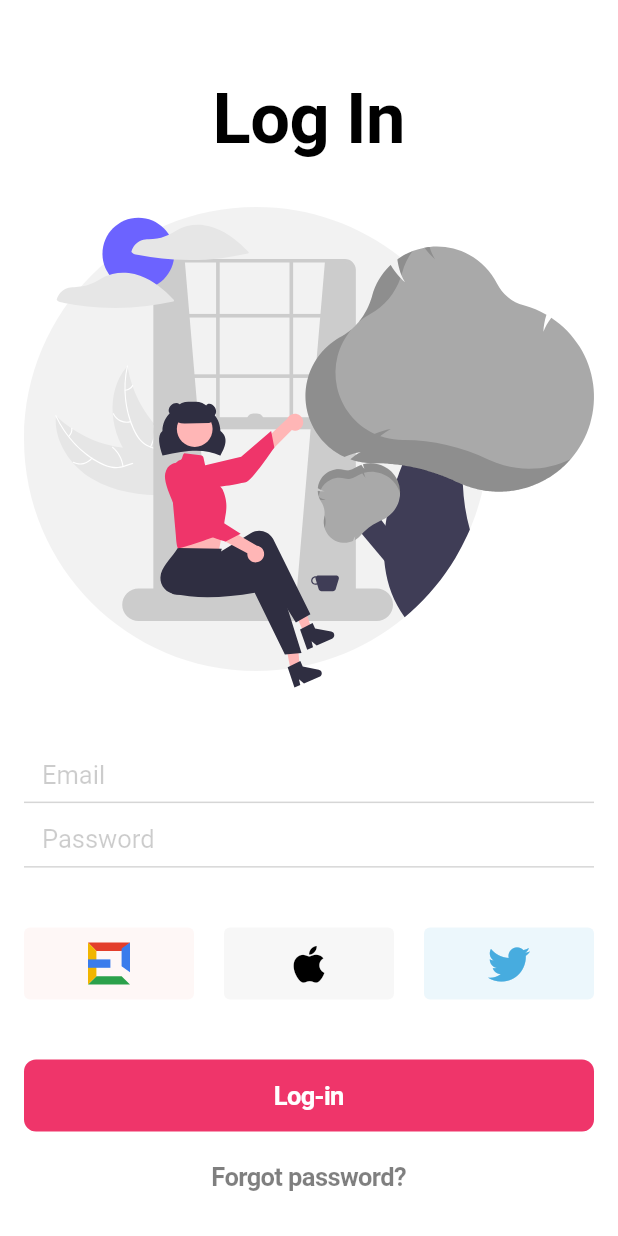
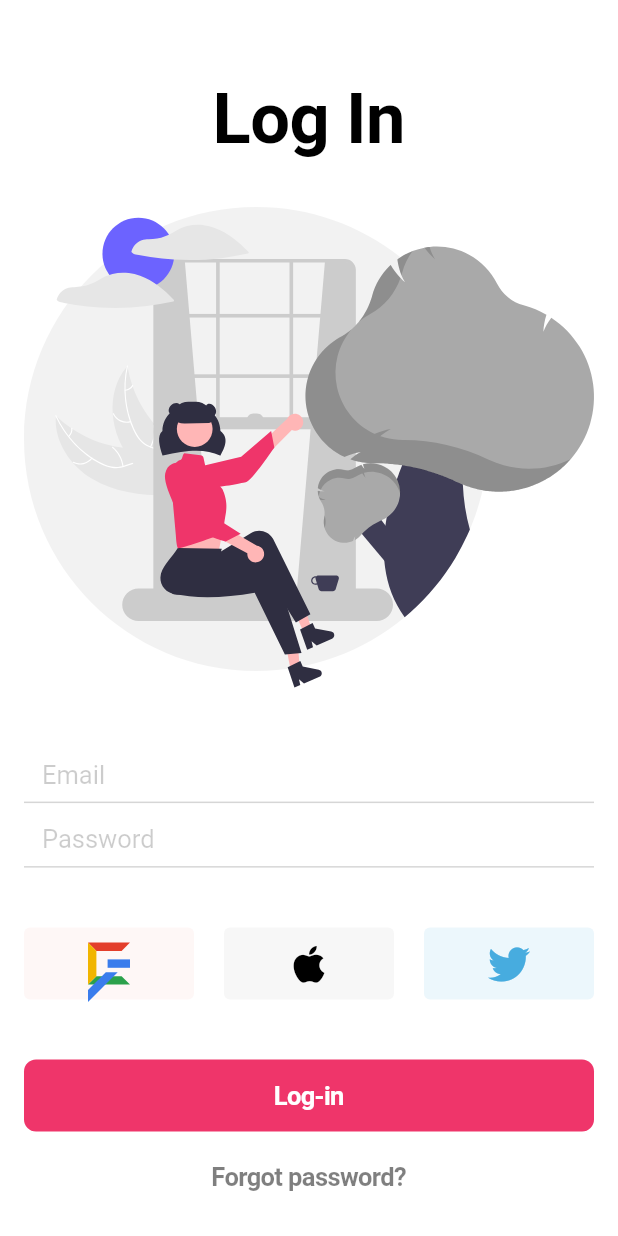
Before and after one commit to vise-maps/app, a Flutter app: the screen it shows after launch, after a tap on "Log-in", on a phone screen of 412 x 824 dp. Run offline on Flutter 3.47's test engine with Material 2 defaults, Android fonts, the phone set to English and light mode, and no system bars; our stand-ins replace firebase_auth, firebase_core, firebase_storage; missing offline and left inert: dart:html, firebase_auth_platform_interface, window_manager; accounts and stored records are empty.

Commit message:
Google Social button update

```diff
--- a/lib/social_button.dart
+++ b/lib/social_button.dart
@@ -147,7 +147,7 @@ class GoogleButton extends SocialButton<GoogleAuthProvider> {
 						width: size,
 						height: size,
 						decoration: BoxDecoration(
-							shape: BoxShape.circle,
+							borderRadius: BorderRadius.circular(size / 2),
 							border: Border(
 								bottom: BorderSide(
 									color: Color(0xff2ba14b),
@@ -171,9 +171,9 @@ class GoogleButton extends SocialButton<GoogleAuthProvider> {
 					Container(
 						width: size,
 						height: size,
-						transform: Matrix4.rotationX(45 * pi / 180),
+						transform: Matrix4.rotationZ(pi / 4),
 						decoration: BoxDecoration(
-							shape: BoxShape.circle,
+							borderRadius: BorderRadius.circular(size / 2),
 							border: Border(
 								bottom: BorderSide(
 									color: const Color(0),
@@ -196,6 +196,7 @@ class GoogleButton extends SocialButton<GoogleAuthProvider> {
 					),
 					Positioned(
 						top: size / 2.5,
+						right: 0,
 						child: Container(
 							height: size / 5,
 							width: size / 1.875,
```
